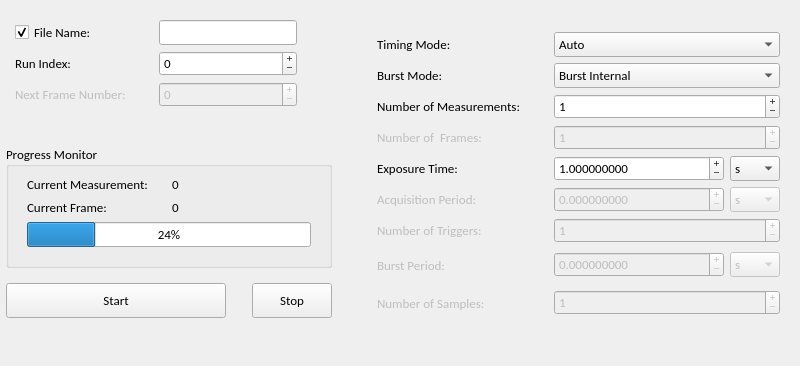
This is slsDetectorGui/forms/form_tab_measurement.ui in slsdetectorgroup/slsDetectorPackage as Qt 5 draws it before an edit. The edited form follows.
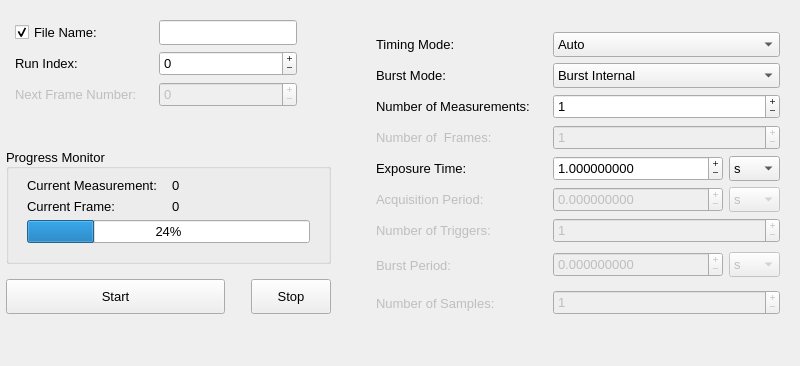
This is the edited form. The open tabs and pages were chosen to show the change. Icons and pictures are not drawn.

Patch:
```diff
--- a/slsDetectorGui/forms/form_tab_measurement.ui
+++ b/slsDetectorGui/forms/form_tab_measurement.ui
@@ -30,7 +30,7 @@
   </property>
   <property name="font">
    <font>
-    <family>Carlito</family>
+    <family>Cantarell</family>
     <pointsize>10</pointsize>
    </font>
   </property>
@@ -95,6 +95,7 @@
      </property>
      <property name="font">
       <font>
+       <family>Cantarell</family>
        <pointsize>10</pointsize>
       </font>
      </property>
@@ -125,6 +126,12 @@
           <height>0</height>
          </size>
         </property>
+        <property name="font">
+         <font>
+          <family>Cantarell</family>
+          <pointsize>10</pointsize>
+         </font>
+        </property>
         <property name="value">
          <number>24</number>
         </property>
@@ -132,6 +139,12 @@
       </item>
       <item row="2" column="0">
        <widget class="QLabel" name="label">
+        <property name="font">
+         <font>
+          <family>Cantarell</family>
+          <pointsize>10</pointsize>
+         </font>
+        </property>
         <property name="text">
          <string>Current Frame: </string>
         </property>
@@ -151,6 +164,12 @@
           <height>0</height>
          </size>
         </property>
+        <property name="font">
+         <font>
+          <family>Cantarell</family>
+          <pointsize>10</pointsize>
+         </font>
+        </property>
         <property name="text">
          <string>0</string>
         </property>
@@ -161,6 +180,12 @@
       </item>
       <item row="2" column="1">
        <widget class="QLabel" name="lblCurrentFrame">
+        <property name="font">
+         <font>
+          <family>Cantarell</family>
+          <pointsize>10</pointsize>
+         </font>
+        </property>
         <property name="text">
          <string>0</string>
         </property>
@@ -168,6 +193,12 @@
       </item>
       <item row="1" column="0">
        <widget class="QLabel" name="label_2">
+        <property name="font">
+         <font>
+          <family>Cantarell</family>
+          <pointsize>10</pointsize>
+         </font>
+        </property>
         <property name="text">
          <string>Current Measurement:</string>
         </property>
@@ -190,6 +221,12 @@
        <height>16777215</height>
       </size>
      </property>
+     <property name="font">
+      <font>
+       <family>Cantarell</family>
+       <pointsize>10</pointsize>
+      </font>
+     </property>
      <property name="frameShape">
       <enum>QFrame::NoFrame</enum>
      </property>
@@ -205,6 +242,12 @@
           <verstretch>0</verstretch>
          </sizepolicy>
         </property>
+        <property name="font">
+         <font>
+          <family>Cantarell</family>
+          <pointsize>10</pointsize>
+         </font>
+        </property>
         <property name="toolTip">
          <string>&lt;nobr&gt;Sets output file name prefix&lt;/nobr&gt;&lt;br&gt;
 &lt;nobr&gt;Check the box to enable write to file. &lt;/nobr&gt;</string>
@@ -264,6 +307,12 @@
         <property name="enabled">
          <bool>false</bool>
         </property>
+        <property name="font">
+         <font>
+          <family>Cantarell</family>
+          <pointsize>10</pointsize>
+         </font>
+        </property>
         <property name="toolTip">
          <string>&lt;html&gt;&lt;head/&gt;&lt;body&gt;&lt;p&gt;The next frame number&lt;/p&gt;&lt;p&gt;#nextframenumber&lt;/p&gt;&lt;/body&gt;&lt;/html&gt;</string>
         </property>
@@ -297,6 +346,7 @@
         </property>
         <property name="font">
          <font>
+          <family>Cantarell</family>
           <pointsize>10</pointsize>
          </font>
         </property>
@@ -337,6 +387,12 @@
       </item>
       <item row="1" column="0">
        <widget class="QLabel" name="lblIndex">
+        <property name="font">
+         <font>
+          <family>Cantarell</family>
+          <pointsize>10</pointsize>
+         </font>
+        </property>
         <property name="text">
          <string>Run Index:</string>
         </property>
@@ -364,6 +420,7 @@
         </property>
         <property name="font">
          <font>
+          <family>Cantarell</family>
           <pointsize>10</pointsize>
          </font>
         </property>
@@ -420,6 +477,12 @@
        <height>16777215</height>
       </size>
      </property>
+     <property name="font">
+      <font>
+       <family>Cantarell</family>
+       <pointsize>10</pointsize>
+      </font>
+     </property>
      <property name="frameShape">
       <enum>QFrame::NoFrame</enum>
      </property>
@@ -453,6 +516,12 @@
           <height>35</height>
          </size>
         </property>
+        <property name="font">
+         <font>
+          <family>Cantarell</family>
+          <pointsize>10</pointsize>
+         </font>
+        </property>
         <property name="focusPolicy">
          <enum>Qt::NoFocus</enum>
         </property>
@@ -516,6 +585,12 @@
           <height>35</height>
          </size>
         </property>
+        <property name="font">
+         <font>
+          <family>Cantarell</family>
+          <pointsize>10</pointsize>
+         </font>
+        </property>
         <property name="focusPolicy">
          <enum>Qt::NoFocus</enum>
         </property>
@@ -554,6 +629,12 @@
        <height>320</height>
       </size>
      </property>
+     <property name="font">
+      <font>
+       <family>Cantarell</family>
+       <pointsize>10</pointsize>
+      </font>
+     </property>
      <property name="frameShape">
       <enum>QFrame::NoFrame</enum>
      </property>
@@ -586,6 +667,7 @@
         </property>
         <property name="font">
          <font>
+          <family>Cantarell</family>
           <pointsize>10</pointsize>
          </font>
         </property>
@@ -642,10 +724,22 @@
           <height>32</height>
          </size>
         </property>
+        <property name="font">
+         <font>
+          <family>Cantarell</family>
+          <pointsize>10</pointsize>
+         </font>
+        </property>
         <property name="currentIndex">
          <number>0</number>
         </property>
         <widget class="QWidget" name="pageLblSamples">
+         <property name="font">
+          <font>
+           <family>Cantarell</family>
+           <pointsize>10</pointsize>
+          </font>
+         </property>
          <layout class="QGridLayout" name="gridLblTrigger_2">
           <property name="leftMargin">
            <number>0</number>
@@ -667,6 +761,12 @@
             <property name="enabled">
              <bool>false</bool>
             </property>
+            <property name="font">
+             <font>
+              <family>Cantarell</family>
+              <pointsize>10</pointsize>
+             </font>
+            </property>
             <property name="toolTip">
              <string>&lt;html&gt;&lt;head/&gt;&lt;body&gt;&lt;p&gt;Number of analog samples.&lt;/p&gt;&lt;p&gt;#asamples#&lt;/p&gt;&lt;/body&gt;&lt;/html&gt;</string>
             </property>
@@ -721,6 +821,7 @@
         </property>
         <property name="font">
          <font>
+          <family>Cantarell</family>
           <pointsize>10</pointsize>
          </font>
         </property>
@@ -749,6 +850,12 @@
           <height>32</height>
          </size>
         </property>
+        <property name="font">
+         <font>
+          <family>Cantarell</family>
+          <pointsize>10</pointsize>
+         </font>
+        </property>
         <property name="currentIndex">
          <number>0</number>
         </property>
@@ -791,6 +898,12 @@
          </layout>
         </widget>
         <widget class="QWidget" name="pageLblBurstPeriod">
+         <property name="font">
+          <font>
+           <family>Cantarell</family>
+           <pointsize>10</pointsize>
+          </font>
+         </property>
          <layout class="QGridLayout" name="gridLblBurstPeriod">
           <property name="leftMargin">
            <number>0</number>
@@ -812,6 +925,12 @@
             <property name="enabled">
              <bool>false</bool>
             </property>
+            <property name="font">
+             <font>
+              <family>Cantarell</family>
+              <pointsize>10</pointsize>
+             </font>
+            </property>
             <property name="toolTip">
              <string>&lt;html&gt;&lt;head/&gt;&lt;body&gt;&lt;p&gt;Number of Triggers to be expected.&lt;/p&gt;&lt;p&gt; #triggers#&lt;/p&gt;&lt;/body&gt;&lt;/html&gt;</string>
             </property>
@@ -847,6 +966,12 @@
           <height>25</height>
          </size>
         </property>
+        <property name="font">
+         <font>
+          <family>Cantarell</family>
+          <pointsize>10</pointsize>
+         </font>
+        </property>
         <property name="toolTip">
          <string>&lt;nobr&gt;
 Exposure Time of a frame.
@@ -900,10 +1025,22 @@
           <height>30</height>
          </size>
         </property>
+        <property name="font">
+         <font>
+          <family>Cantarell</family>
+          <pointsize>10</pointsize>
+         </font>
+        </property>
         <property name="currentIndex">
          <number>0</number>
         </property>
         <widget class="QWidget" name="pageSpinTrigger">
+         <property name="font">
+          <font>
+           <family>Cantarell</family>
+           <pointsize>10</pointsize>
+          </font>
+         </property>
          <layout class="QGridLayout" name="gridLayout_6">
           <property name="leftMargin">
            <number>0</number>
@@ -943,6 +1080,12 @@
               <height>25</height>
              </size>
             </property>
+            <property name="font">
+             <font>
+              <family>Cantarell</family>
+              <pointsize>10</pointsize>
+             </font>
+            </property>
             <property name="toolTip">
              <string>Number of Triggers to be expected.
  #triggers#</string>
@@ -1066,6 +1209,12 @@
         <property name="enabled">
          <bool>false</bool>
         </property>
+        <property name="font">
+         <font>
+          <family>Cantarell</family>
+          <pointsize>10</pointsize>
+         </font>
+        </property>
         <property name="toolTip">
          <string>&lt;nobr&gt;
 Frame period between exposures. 
@@ -1103,6 +1252,7 @@
         </property>
         <property name="font">
          <font>
+          <family>Cantarell</family>
           <pointsize>10</pointsize>
          </font>
         </property>
@@ -1146,6 +1296,7 @@
        <widget class="QLabel" name="lblBurstMode">
         <property name="font">
          <font>
+          <family>Cantarell</family>
           <pointsize>10</pointsize>
          </font>
         </property>
@@ -1168,6 +1319,12 @@
           <height>30</height>
          </size>
         </property>
+        <property name="font">
+         <font>
+          <family>Cantarell</family>
+          <pointsize>10</pointsize>
+         </font>
+        </property>
         <property name="currentIndex">
          <number>0</number>
         </property>
@@ -1249,6 +1406,12 @@
          </layout>
         </widget>
         <widget class="QWidget" name="pageSpinBurstPeriod">
+         <property name="font">
+          <font>
+           <family>Cantarell</family>
+           <pointsize>10</pointsize>
+          </font>
+         </property>
          <layout class="QGridLayout" name="gridLayout_9">
           <property name="leftMargin">
            <number>0</number>
@@ -1288,6 +1451,12 @@
               <height>25</height>
              </size>
             </property>
+            <property name="font">
+             <font>
+              <family>Cantarell</family>
+              <pointsize>10</pointsize>
+             </font>
+            </property>
             <property name="toolTip">
              <string>The Delay between Trigger Edge and Start of Exposure ( or Readout). 
 #delay#</string>
@@ -1347,6 +1516,7 @@
         </property>
         <property name="font">
          <font>
+          <family>Cantarell</family>
           <pointsize>10</pointsize>
          </font>
         </property>
@@ -1406,6 +1576,12 @@
           <height>25</height>
          </size>
         </property>
+        <property name="font">
+         <font>
+          <family>Cantarell</family>
+          <pointsize>10</pointsize>
+         </font>
+        </property>
         <property name="toolTip">
          <string>&lt;nobr&gt;
 Frame period between exposures. 
@@ -1465,10 +1641,22 @@
           <height>30</height>
          </size>
         </property>
+        <property name="font">
+         <font>
+          <family>Cantarell</family>
+          <pointsize>10</pointsize>
+         </font>
+        </property>
         <property name="currentIndex">
          <number>0</number>
         </property>
         <widget class="QWidget" name="pageSpinSamples">
+         <property name="font">
+          <font>
+           <family>Cantarell</family>
+           <pointsize>10</pointsize>
+          </font>
+         </property>
          <layout class="QGridLayout" name="gridLayout_10">
           <property name="leftMargin">
            <number>0</number>
@@ -1508,6 +1696,12 @@
               <height>25</height>
              </size>
             </property>
+            <property name="font">
+             <font>
+              <family>Cantarell</family>
+              <pointsize>10</pointsize>
+             </font>
+            </property>
             <property name="toolTip">
              <string>&lt;html&gt;&lt;head/&gt;&lt;body&gt;&lt;p&gt;Number of analog samples.&lt;/p&gt;&lt;p&gt;#asamples#&lt;/p&gt;&lt;p&gt;&lt;br/&gt;&lt;/p&gt;&lt;/body&gt;&lt;/html&gt;</string>
             </property>
@@ -1631,6 +1825,7 @@
         </property>
         <property name="font">
          <font>
+          <family>Cantarell</family>
           <pointsize>10</pointsize>
          </font>
         </property>
@@ -1668,7 +1863,7 @@
         </property>
         <property name="font">
          <font>
-          <family>Carlito</family>
+          <family>Cantarell</family>
           <pointsize>10</pointsize>
          </font>
         </property>
@@ -1723,10 +1918,22 @@
           <height>30</height>
          </size>
         </property>
+        <property name="font">
+         <font>
+          <family>Cantarell</family>
+          <pointsize>10</pointsize>
+         </font>
+        </property>
         <property name="currentIndex">
          <number>0</number>
         </property>
         <widget class="QWidget" name="pageComboDelay">
+         <property name="font">
+          <font>
+           <family>Cantarell</family>
+           <pointsize>10</pointsize>
+          </font>
+         </property>
          <layout class="QGridLayout" name="gridComboDelay">
           <property name="leftMargin">
            <number>0</number>
@@ -1766,6 +1973,12 @@
               <height>25</height>
              </size>
             </property>
+            <property name="font">
+             <font>
+              <family>Cantarell</family>
+              <pointsize>10</pointsize>
+             </font>
+            </property>
             <property name="toolTip">
              <string>The Delay between Trigger Edge and Start of Exposure ( or Readout). 
 #delay#</string>
@@ -1901,6 +2114,12 @@
         <property name="enabled">
          <bool>false</bool>
         </property>
+        <property name="font">
+         <font>
+          <family>Cantarell</family>
+          <pointsize>10</pointsize>
+         </font>
+        </property>
         <property name="text">
          <string>Number of  Frames:</string>
         </property>
@@ -1926,10 +2145,22 @@
           <height>16777215</height>
          </size>
         </property>
+        <property name="font">
+         <font>
+          <family>Cantarell</family>
+          <pointsize>10</pointsize>
+         </font>
+        </property>
         <property name="currentIndex">
          <number>0</number>
         </property>
         <widget class="QWidget" name="pageLblTrigger">
+         <property name="font">
+          <font>
+           <family>Cantarell</family>
+           <pointsize>10</pointsize>
+          </font>
+         </property>
          <layout class="QGridLayout" name="gridLblTrigger">
           <property name="leftMargin">
            <number>0</number>
@@ -1951,6 +2182,12 @@
             <property name="enabled">
              <bool>false</bool>
             </property>
+            <property name="font">
+             <font>
+              <family>Cantarell</family>
+              <pointsize>10</pointsize>
+             </font>
+            </property>
             <property name="toolTip">
              <string>&lt;html&gt;&lt;head/&gt;&lt;body&gt;&lt;p&gt;Number of Triggers to be expected.&lt;/p&gt;&lt;p&gt; #triggers#&lt;/p&gt;&lt;/body&gt;&lt;/html&gt;</string>
             </property>
@@ -2017,6 +2254,7 @@
         </property>
         <property name="font">
          <font>
+          <family>Cantarell</family>
           <pointsize>10</pointsize>
          </font>
         </property>
@@ -2081,6 +2319,7 @@
         </property>
         <property name="font">
          <font>
+          <family>Cantarell</family>
           <pointsize>10</pointsize>
          </font>
         </property>
@@ -2114,6 +2353,7 @@
        <widget class="QLabel" name="lblTimingMode">
         <property name="font">
          <font>
+          <family>Cantarell</family>
           <pointsize>10</pointsize>
          </font>
         </property>
```
Left out of the diff: 81 changed lines with no effect on the pictures.
